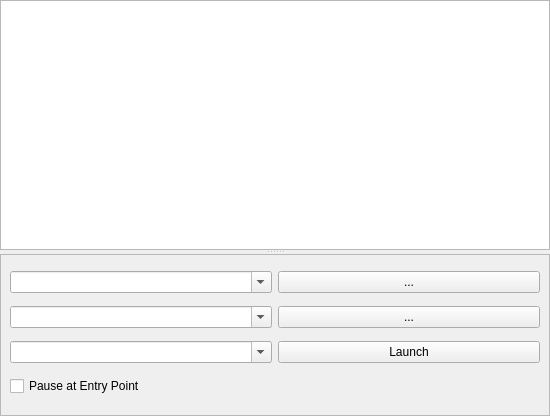
Old version of the form OrbitQt/processlauncherwidget.ui in the repository google/orbit.
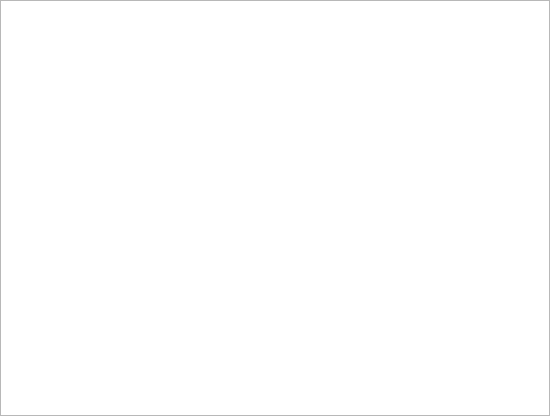
New version of the form. Custom widgets are drawn as their Qt base class.

Commit message: Remove unused code from ProcessLauncher

```diff
--- a/OrbitQt/processlauncherwidget.ui
+++ b/OrbitQt/processlauncherwidget.ui
@@ -32,68 +32,6 @@
       <enum>Qt::Vertical</enum>
      </property>
      <widget class="OrbitDataViewPanel" name="LiveProcessList"/>
-     <widget class="QFrame" name="frame">
-      <property name="frameShape">
-       <enum>QFrame::StyledPanel</enum>
-      </property>
-      <property name="frameShadow">
-       <enum>QFrame::Raised</enum>
-      </property>
-      <layout class="QGridLayout" name="gridLayout_2">
-       <item row="2" column="0">
-        <widget class="QComboBox" name="ArgumentsComboBox">
-         <property name="editable">
-          <bool>true</bool>
-         </property>
-        </widget>
-       </item>
-       <item row="2" column="1">
-        <widget class="QPushButton" name="LaunchButton">
-         <property name="text">
-          <string>Launch</string>
-         </property>
-        </widget>
-       </item>
-       <item row="3" column="0">
-        <widget class="QCheckBox" name="checkBoxPause">
-         <property name="toolTip">
-          <string>Resume exectution by starting a capture</string>
-         </property>
-         <property name="text">
-          <string>Pause at Entry Point</string>
-         </property>
-        </widget>
-       </item>
-       <item row="0" column="1">
-        <widget class="QPushButton" name="BrowseButton">
-         <property name="text">
-          <string>...</string>
-         </property>
-        </widget>
-       </item>
-       <item row="0" column="0">
-        <widget class="QComboBox" name="ProcessComboBox">
-         <property name="editable">
-          <bool>true</bool>
-         </property>
-        </widget>
-       </item>
-       <item row="1" column="0">
-        <widget class="QComboBox" name="WorkingDirComboBox">
-         <property name="editable">
-          <bool>true</bool>
-         </property>
-        </widget>
-       </item>
-       <item row="1" column="1">
-        <widget class="QPushButton" name="BrowseWorkingDirButton">
-         <property name="text">
-          <string>...</string>
-         </property>
-        </widget>
-       </item>
-      </layout>
-     </widget>
     </widget>
    </item>
   </layout>
```
The commit also changes 10 other files.
